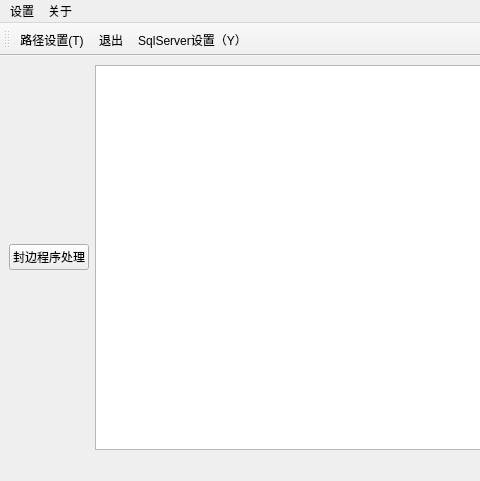
lovelyx/EdgeBandingProcedure, file foreEnd/index.ui: the form before one commit; both pictures show x 0 to 480 and y 0 to 481 of the 710 by 481 pixel window.
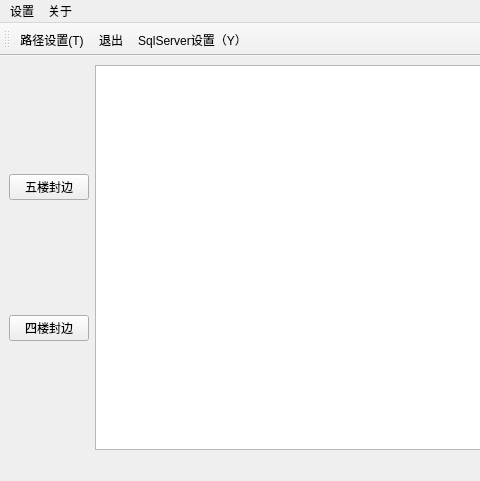
The form after the commit. Icons and pictures are not drawn.

Commit message: 算法优化,代码整理,新增五楼封边

The edit to the form file:
```diff
--- a/foreEnd/index.ui
+++ b/foreEnd/index.ui
@@ -22,11 +22,22 @@
     <item>
      <layout class="QHBoxLayout" name="horizontalLayout">
       <item>
+       <layout class="QVBoxLayout" name="verticalLayout">
+        <item>
+         <widget class="QPushButton" name="Buttonbanding2">
+          <property name="text">
+           <string>五楼封边</string>
+          </property>
+         </widget>
+        </item>
+        <item>
        <widget class="QPushButton" name="Buttonbanding">
         <property name="text">
-         <string>封边程序处理</string>
-        </property>
-       </widget>
+           <string>四楼封边</string>
+          </property>
+         </widget>
+        </item>
+       </layout>
       </item>
       <item>
        <widget class="QTextBrowser" name="textBrowser"/>
```
Lines whose indentation alone changed are shown as unchanged. The commit also changes 6 other files.
